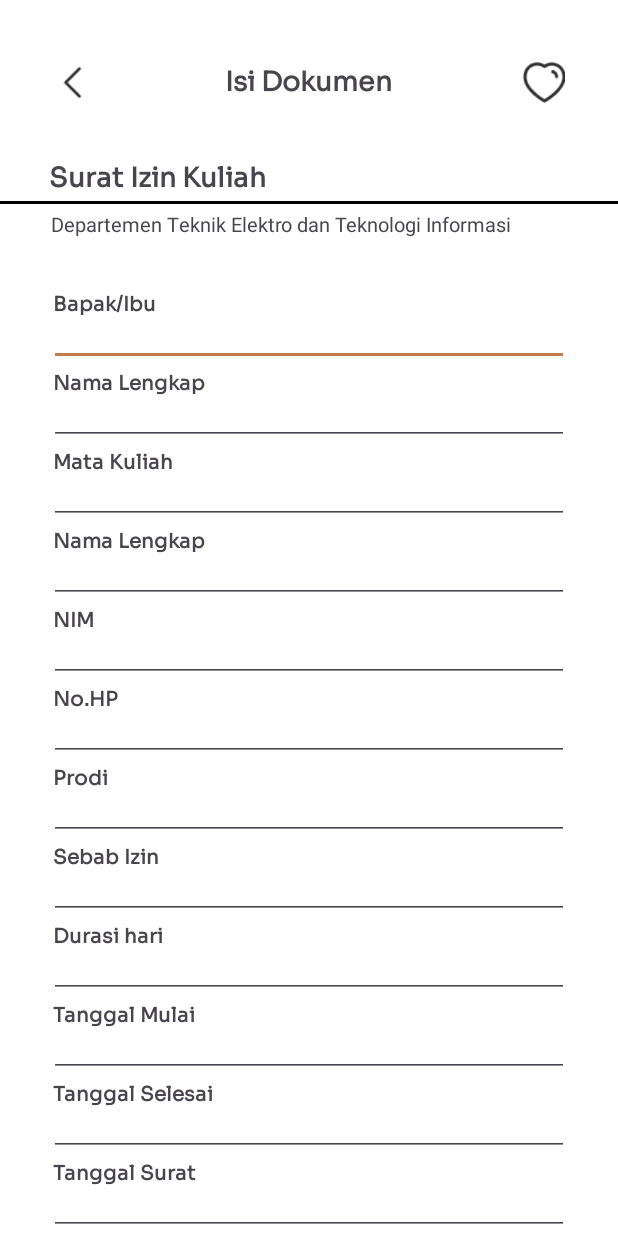
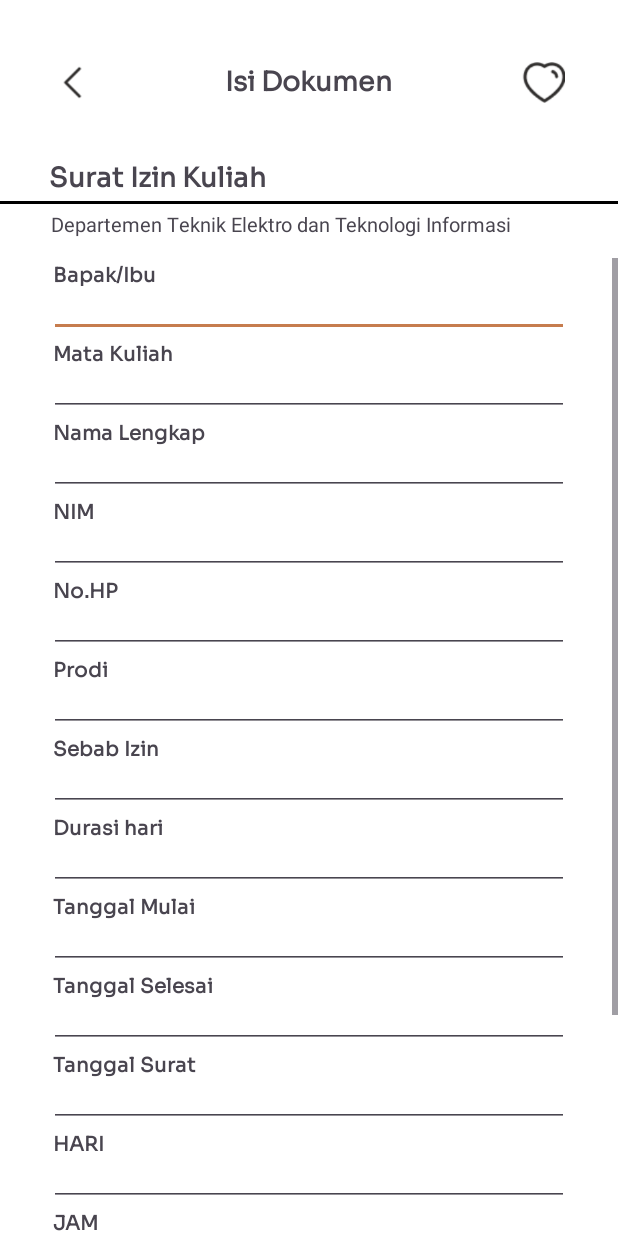
Before and after one commit to YosepEChristo/Hape, an Android app: the fragment IzinFormFragment shown on its own in the app's theme, on a phone screen of 412 x 824 dp. Run offline under Robolectric (Android 15) with nearby library versions, the phone set to English and light mode, and no system bars; our stand-ins replace sdp/ssp sizes.

Commit message:
fixed scrollerview and id changes

```diff
--- a/app/src/main/res/layout/fragment_izin_form.xml
+++ b/app/src/main/res/layout/fragment_izin_form.xml
@@ -61,12 +61,21 @@
         android:layout_marginStart="@dimen/_26sdp"/>
 
 
+    <ScrollView
+        android:layout_width="match_parent"
+        android:layout_height="match_parent"
+        android:layout_marginTop="@dimen/_10sdp">
+
+        <androidx.constraintlayout.widget.ConstraintLayout
+            android:layout_width="match_parent"
+            android:layout_height="wrap_content">
             <FrameLayout
+                android:id="@+id/dosenLayout"
                 android:layout_width="match_parent"
                 android:layout_height="wrap_content"
                 android:layout_marginStart="@dimen/_25sdp"
-        android:layout_marginTop="@dimen/_25sdp"
-        android:layout_marginEnd="@dimen/_25sdp">
+                android:layout_marginEnd="@dimen/_25sdp"
+                app:layout_constraintTop_toTopOf="parent">
 
                 <TextView
                     android:layout_width="wrap_content"
@@ -86,31 +95,12 @@
             </FrameLayout>
 
             <FrameLayout
+                android:id="@+id/matkulLayout"
                 android:layout_width="match_parent"
                 android:layout_height="wrap_content"
                 android:layout_marginStart="@dimen/_25sdp"
-        android:layout_marginEnd="@dimen/_25sdp">
-        <TextView
-            android:layout_width="wrap_content"
-            android:layout_height="wrap_content"
-            android:text="Nama Lengkap"
-            android:textStyle="bold"
-            android:fontFamily="@font/sora"
-            android:textSize="@dimen/_10sdp"
-            android:layout_marginStart="@dimen/_2sdp"/>
-        <EditText
-            android:layout_width="match_parent"
-            android:layout_height="match_parent"
-            android:inputType="text"
-            android:textSize="@dimen/_10sdp"
-            android:layout_marginTop="@dimen/_10sdp"/>
-    </FrameLayout>
-
-    <FrameLayout
-        android:layout_width="match_parent"
-        android:layout_height="wrap_content"
-        android:layout_marginStart="@dimen/_25sdp"
-        android:layout_marginEnd="@dimen/_25sdp">
+                android:layout_marginEnd="@dimen/_25sdp"
+                app:layout_constraintTop_toBottomOf="@id/dosenLayout">
                 <TextView
                     android:layout_width="wrap_content"
                     android:layout_height="wrap_content"
@@ -125,15 +115,16 @@
                     android:inputType="text"
                     android:textSize="@dimen/_10sdp"
                     android:layout_marginTop="@dimen/_10sdp"/>
-
             </FrameLayout>
 
 
             <FrameLayout
+                android:id="@+id/namaLayout"
                 android:layout_width="match_parent"
                 android:layout_height="wrap_content"
                 android:layout_marginStart="@dimen/_25sdp"
-        android:layout_marginEnd="@dimen/_25sdp">
+                android:layout_marginEnd="@dimen/_25sdp"
+                app:layout_constraintTop_toBottomOf="@id/matkulLayout">
                 <TextView
                     android:layout_width="wrap_content"
                     android:layout_height="wrap_content"
@@ -152,10 +143,12 @@
 
 
             <FrameLayout
+                android:id="@+id/nimLayout"
                 android:layout_width="match_parent"
                 android:layout_height="wrap_content"
                 android:layout_marginStart="@dimen/_25sdp"
-        android:layout_marginEnd="@dimen/_25sdp">
+                android:layout_marginEnd="@dimen/_25sdp"
+                app:layout_constraintTop_toBottomOf="@id/namaLayout">
                 <TextView
                     android:layout_width="wrap_content"
                     android:layout_height="wrap_content"
@@ -174,10 +167,12 @@
 
 
             <FrameLayout
+                android:id="@+id/hpLayout"
                 android:layout_width="match_parent"
                 android:layout_height="wrap_content"
                 android:layout_marginStart="@dimen/_25sdp"
-        android:layout_marginEnd="@dimen/_25sdp">
+                android:layout_marginEnd="@dimen/_25sdp"
+                app:layout_constraintTop_toBottomOf="@id/nimLayout">
                 <TextView
                     android:layout_width="wrap_content"
                     android:layout_height="wrap_content"
@@ -195,10 +190,12 @@
             </FrameLayout>
 
             <FrameLayout
+                android:id="@+id/prodiLayout"
                 android:layout_width="match_parent"
                 android:layout_height="wrap_content"
                 android:layout_marginStart="@dimen/_25sdp"
-        android:layout_marginEnd="@dimen/_25sdp">
+                android:layout_marginEnd="@dimen/_25sdp"
+                app:layout_constraintTop_toBottomOf="@id/hpLayout">
 
                 <TextView
                     android:layout_width="wrap_content"
@@ -218,10 +215,12 @@
             </FrameLayout>
 
             <FrameLayout
+                android:id="@+id/sebabLayout"
                 android:layout_width="match_parent"
                 android:layout_height="wrap_content"
                 android:layout_marginStart="@dimen/_25sdp"
-        android:layout_marginEnd="@dimen/_25sdp">
+                android:layout_marginEnd="@dimen/_25sdp"
+                app:layout_constraintTop_toBottomOf="@id/prodiLayout">
 
                 <TextView
                     android:layout_width="wrap_content"
@@ -241,10 +240,12 @@
             </FrameLayout>
 
             <FrameLayout
+                android:id="@+id/durasiLayout"
                 android:layout_width="match_parent"
                 android:layout_height="wrap_content"
                 android:layout_marginStart="@dimen/_25sdp"
-        android:layout_marginEnd="@dimen/_25sdp">
+                android:layout_marginEnd="@dimen/_25sdp"
+                app:layout_constraintTop_toBottomOf="@id/sebabLayout">
 
                 <TextView
                     android:layout_width="wrap_content"
@@ -264,10 +265,12 @@
             </FrameLayout>
 
             <FrameLayout
+                android:id="@+id/tanggalMulaiLayout"
                 android:layout_width="match_parent"
                 android:layout_height="wrap_content"
                 android:layout_marginStart="@dimen/_25sdp"
-        android:layout_marginEnd="@dimen/_25sdp">
+                android:layout_marginEnd="@dimen/_25sdp"
+                app:layout_constraintTop_toBottomOf="@id/durasiLayout">
 
                 <TextView
                     android:layout_width="wrap_content"
@@ -287,10 +290,12 @@
             </FrameLayout>
 
             <FrameLayout
+                android:id="@+id/tanggalSelesaiLayout"
                 android:layout_width="match_parent"
                 android:layout_height="wrap_content"
                 android:layout_marginStart="@dimen/_25sdp"
-        android:layout_marginEnd="@dimen/_25sdp">
+                android:layout_marginEnd="@dimen/_25sdp"
+                app:layout_constraintTop_toBottomOf="@id/tanggalMulaiLayout">
 
                 <TextView
                     android:layout_width="wrap_content"
@@ -310,10 +315,12 @@
             </FrameLayout>
 
             <FrameLayout
+                android:id="@+id/tanggalSuratLayout"
                 android:layout_width="match_parent"
                 android:layout_height="wrap_content"
                 android:layout_marginStart="@dimen/_25sdp"
-        android:layout_marginEnd="@dimen/_25sdp">
+                android:layout_marginEnd="@dimen/_25sdp"
+                app:layout_constraintTop_toBottomOf="@id/tanggalSelesaiLayout">
 
                 <TextView
                     android:layout_width="wrap_content"
@@ -333,10 +340,12 @@
             </FrameLayout>
 
             <FrameLayout
+                android:id="@+id/hariLayout"
                 android:layout_width="match_parent"
                 android:layout_height="wrap_content"
                 android:layout_marginStart="@dimen/_25sdp"
-        android:layout_marginEnd="@dimen/_25sdp">
+                android:layout_marginEnd="@dimen/_25sdp"
+                app:layout_constraintTop_toBottomOf="@id/tanggalSuratLayout">
 
                 <TextView
                     android:layout_width="wrap_content"
@@ -356,10 +365,12 @@
             </FrameLayout>
 
             <FrameLayout
+                android:id="@+id/jamLayout"
                 android:layout_width="match_parent"
                 android:layout_height="wrap_content"
                 android:layout_marginStart="@dimen/_25sdp"
-        android:layout_marginEnd="@dimen/_25sdp">
+                android:layout_marginEnd="@dimen/_25sdp"
+                app:layout_constraintTop_toBottomOf="@id/hariLayout">
 
                 <TextView
                     android:layout_width="wrap_content"
@@ -387,10 +398,12 @@
             </FrameLayout>
 
             <FrameLayout
+                android:id="@+id/ruangLayout"
                 android:layout_width="match_parent"
                 android:layout_height="wrap_content"
                 android:layout_marginStart="@dimen/_25sdp"
-        android:layout_marginEnd="@dimen/_25sdp">
+                android:layout_marginEnd="@dimen/_25sdp"
+                app:layout_constraintTop_toBottomOf="@id/jamLayout">
 
                 <TextView
                     android:layout_width="wrap_content"
@@ -411,30 +424,14 @@
             </FrameLayout>
 
             <androidx.cardview.widget.CardView
-        android:layout_width="match_parent"
-        android:layout_height="wrap_content">
-
-        <Button
-            android:id="@+id/button3"
-            android:layout_width="wrap_content"
-            android:layout_height="wrap_content"
-            android:layout_gravity="left"
-            android:text="Button" />
-
-        <Button
-            android:id="@+id/button2"
-            android:layout_width="wrap_content"
-            android:layout_height="wrap_content"
-            android:layout_gravity="right"
-            android:text="Button" />
-    </androidx.cardview.widget.CardView>
-
-    <androidx.cardview.widget.CardView
+                android:id="@+id/tombolformLayout"
                 android:layout_width="match_parent"
                 android:layout_height="wrap_content"
                 android:layout_marginStart="@dimen/_25sdp"
                 android:layout_marginTop="@dimen/_25sdp"
-        android:layout_marginEnd="@dimen/_25sdp">
+                android:layout_marginEnd="@dimen/_25sdp"
+                app:layout_constraintTop_toBottomOf="@id/ruangLayout">
+
 
                 <Button
                     android:id="@+id/button3"
@@ -453,6 +450,10 @@
             </androidx.cardview.widget.CardView>
 
 
+        </androidx.constraintlayout.widget.ConstraintLayout>
+    </ScrollView>
+
+
 
 
 </LinearLayout>
```
Lines whose indentation alone changed are shown as unchanged.
